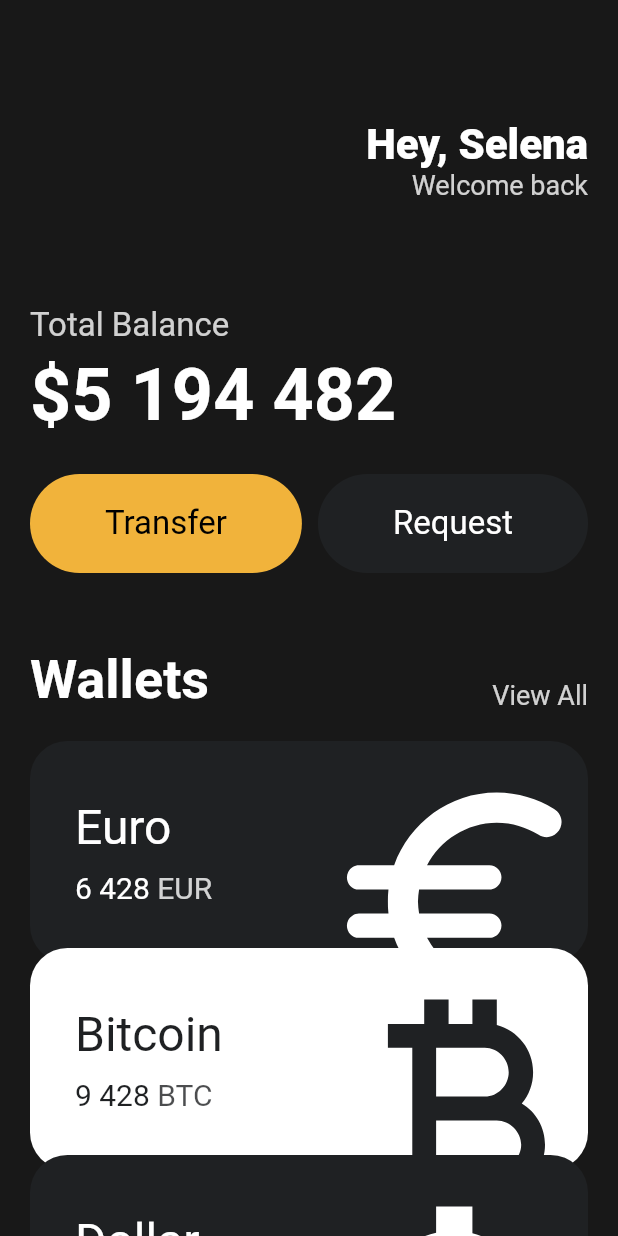
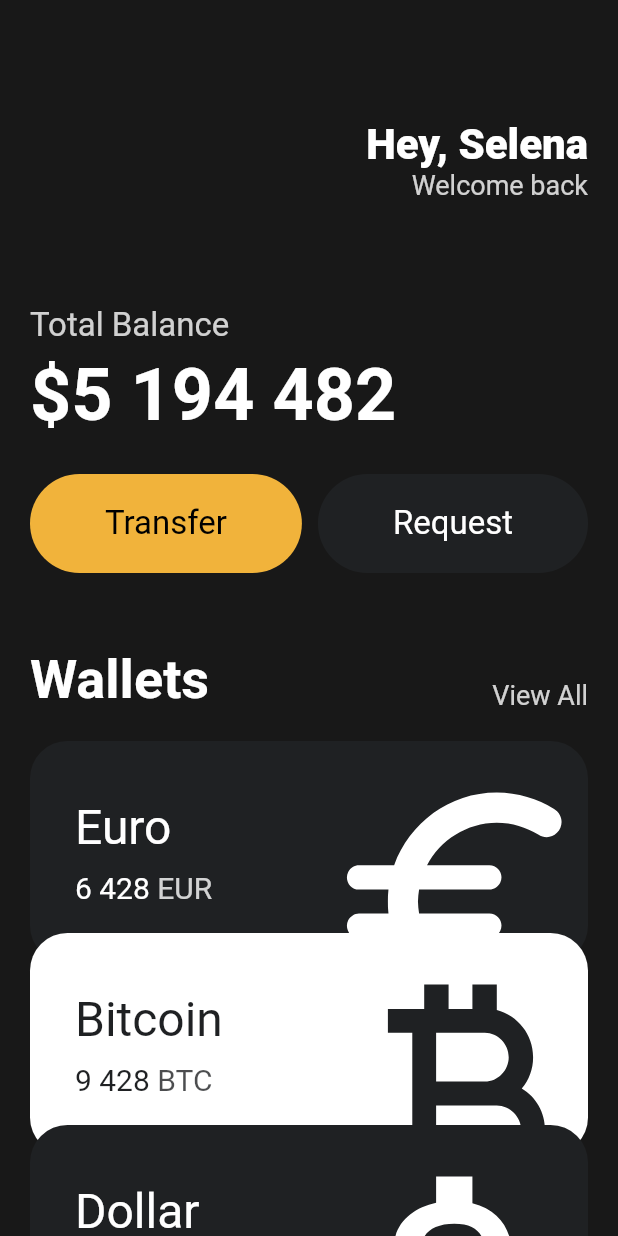
Before and after one commit to Grandes/toonflix, a Flutter app: the screen it shows after launch, on a phone screen of 412 x 824 dp. Run offline on Flutter 3.47's test engine with Material 2 defaults, Android fonts, the phone set to English and light mode, and no system bars.

Commit message:
:technologist: fix(study): study_3 UI CHALLENGE - ~ 3.9 Code Challenge

```diff
--- a/lib/widgets/currency_card.dart
+++ b/lib/widgets/currency_card.dart
@@ -22,7 +22,7 @@ class CurrencyCard extends StatelessWidget {
   @override
   Widget build(BuildContext context) {
     return Transform.translate(
-      offset: Offset(0, (order - 1) * -10),
+      offset: Offset(0, (order - 1) * -20),
       child: Container(
         clipBehavior: Clip.hardEdge,
         decoration: BoxDecoration(
```
